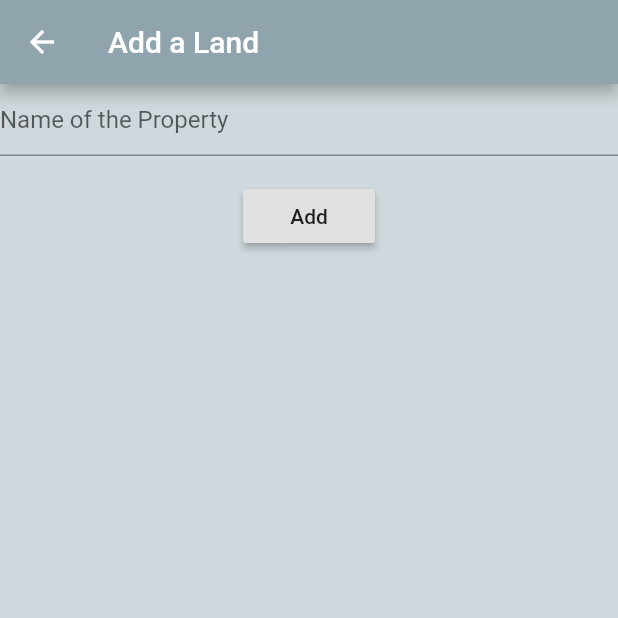
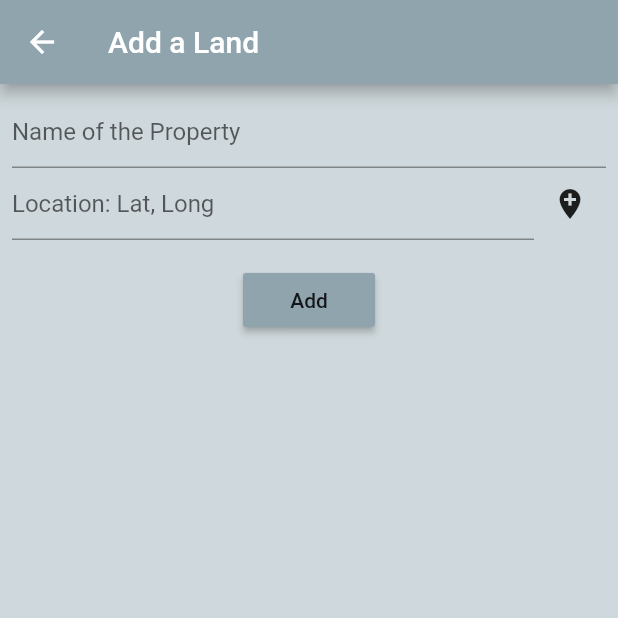
Before and after one commit to chathu89916/Land_Finder, a Flutter app: the screen it shows after launch, after a tap on the "add" icon, on a phone screen of 412 x 824 dp, the top half of it. Run offline on Flutter 3.47's test engine with Material 2 defaults, Android fonts, the phone set to English and light mode, and no system bars.

Commit message:
adding text fields

```diff
--- a/lib/screens/addLands.dart
+++ b/lib/screens/addLands.dart
@@ -40,24 +40,59 @@ class FormWidget extends StatefulWidget {
 
 class _FormWidgetState extends State<FormWidget> {
   final _formKey = GlobalKey<FormState>();
+  var _txtControllerName = TextEditingController();
+  var _txtControllerLocation = TextEditingController();
+
 
   @override
   Widget build(BuildContext context) {
     return Form(
       key: _formKey,
+      child: Padding(
+        padding: const EdgeInsets.all(8.0),
         child: Column(
           crossAxisAlignment: CrossAxisAlignment.start,
           children: <Widget>[
             TextFormField(
+              controller: _txtControllerName,
               decoration: const InputDecoration(
                 hintText: 'Name of the Property',
               ),
-            validator: (value) {
-              if (value.isEmpty) {
-                return 'Please add a Name';
+              validator: (value1) {
+                if (value1.isEmpty) {
+                  return 'Please add the property name';
                 }
                 return null;
               },
+            ),
+            Row(
+              mainAxisSize: MainAxisSize.max,
+              children: <Widget>[
+                Expanded(
+                  child: TextFormField(
+                    controller: _txtControllerLocation,
+                    decoration: const InputDecoration(
+                      hintText: 'Location: Lat, Long',
+                    ),
+                    validator: (value2) {
+                      if (value2.isEmpty) {
+                        return 'Please add the property location';
+                      }
+                      return null;
+                    },
+                  ),
+                ),
+                IconButton(
+                  icon: Icon(Icons.add_location),
+                  padding: EdgeInsets.all(5.0),
+                  onPressed: () {
+                    _txtControllerLocation.text = '1.2314,3.4234';
+                    setState(() {
+
+                    });
+                  },
+                )
+              ],
             ),
             Padding(
               padding: EdgeInsets.symmetric(
@@ -67,9 +102,10 @@ class _FormWidgetState extends State<FormWidget> {
                 mainAxisAlignment: MainAxisAlignment.center,
                 children: <Widget>[
                   RaisedButton(
+                    color: AppBarStyle.appBarColor,
                     onPressed: () {
-                    if(_formKey.currentState.validate()){
-                      print('Saved');
+                      if (_formKey.currentState.validate()) {
+                        print('Saved Name = ${_txtControllerName.text}');
                       }
                     },
                     child: Text('Add'),
@@ -79,6 +115,7 @@ class _FormWidgetState extends State<FormWidget> {
             ),
           ],
         ),
+      ),
     );
   }
 }
```
Lines whose indentation alone changed are shown as unchanged.
